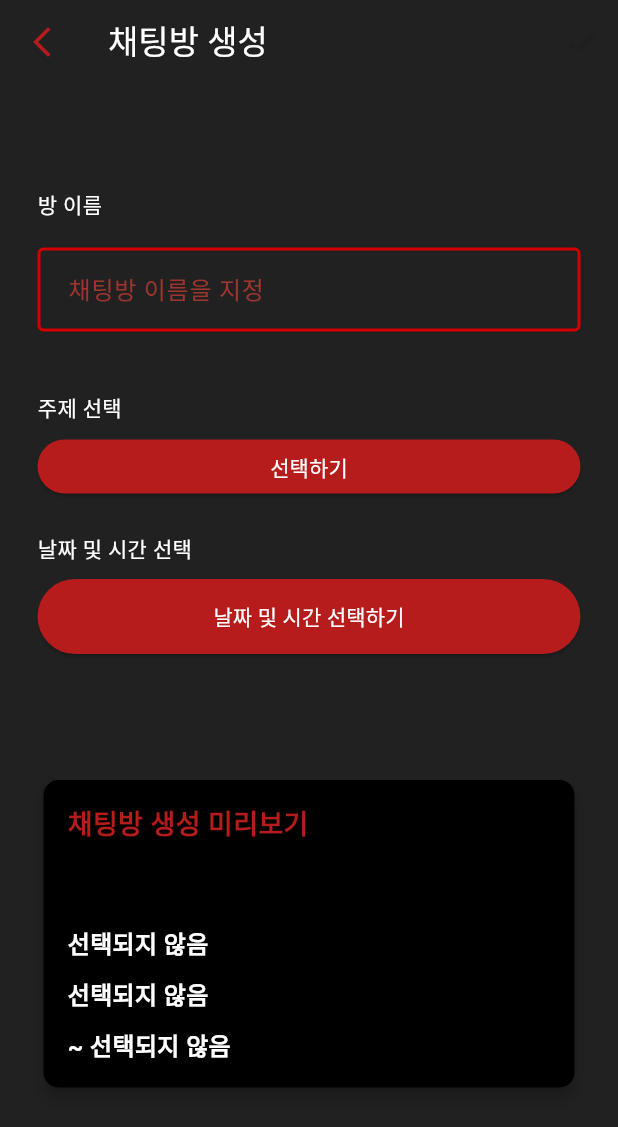
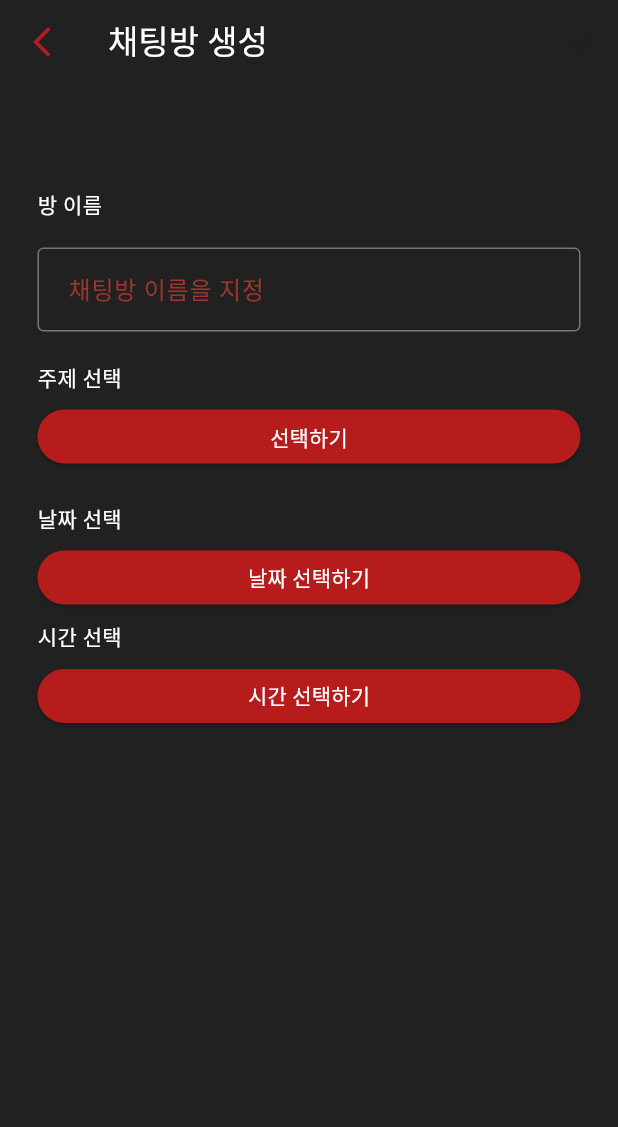
Before and after one commit to gho94/kirbyPort, a Flutter app: the CreateRoomScreen screen opened by its route, on a phone screen of 412 x 824 dp. Shown: the top 1127 px of the screen. Run offline on Flutter 3.47's test engine with Material 3 defaults, Android fonts, the phone set to English and light mode, and no system bars; our stand-ins replace device_info_plus, flutter_local_notifications, go_router, permission_handler, socket_io_client, sqflite and 1 more; accounts and stored records are empty.

Commit message:
충돌 파일 수정

```diff
--- a/kirby_port_app/lib/screen/create_room_screen.dart
+++ b/kirby_port_app/lib/screen/create_room_screen.dart
@@ -16,21 +16,27 @@ class CreateRoomScreen extends StatefulWidget {
 class _CreateRoomScreenState extends State<CreateRoomScreen> {
   final _textEditingController = TextEditingController();
   Topic? _selectedTopic;
-  DateTime? _selectedDateTime;
+  DateTime? _selectedDate;
+  TimeOfDay? _selectedTime;
 
   bool _isActionEnabled = false;
 
   void _addRoom() {
-    final createdAtLocalDT = DateTime.now();
-    final startDateTime = _selectedDateTime!;
+    DateTime selectedDateTime = DateTime(
+      _selectedDate!.year,
+      _selectedDate!.month,
+      _selectedDate!.day,
+      _selectedTime!.hour,
+      _selectedTime!.minute,
+    );
 
     Room room = Room(
       name: _textEditingController.text,
-      startTime: DateFormat('yyyy-MM-dd HH:mm:ss').format(startDateTime),
-      endTime: DateFormat('yyyy-MM-dd HH:mm:ss').format(startDateTime.add(const Duration(hours: 1))),
+      startTime: DateFormat('yyyy-MM-dd HH:mm:ss').format(selectedDateTime),
+      endTime: DateFormat('yyyy-MM-dd HH:mm:ss').format(selectedDateTime.add(const Duration(hours: 1))),
       topicId: _selectedTopic?.id ?? 1,
       playerId: 1,
-      createdAt: DateFormat('yyyy-MM-dd HH:mm:ss').format(createdAtLocalDT),
+      createdAt: DateTime.now().toString(),
       reserveYn: "N",
     );
 
@@ -42,7 +48,7 @@ class _CreateRoomScreenState extends State<CreateRoomScreen> {
 
   void validActionEnable() {
     setState(() {
-      _isActionEnabled = _textEditingController.text.isNotEmpty && _selectedTopic != null && _selectedDateTime != null;
+      _isActionEnabled = _textEditingController.text.isNotEmpty && _selectedTopic != null && _selectedDate != null && _selectedTime != null;
     });
   }
 
@@ -71,8 +77,7 @@ class _CreateRoomScreenState extends State<CreateRoomScreen> {
           )
         ],
       ),
-      body: SingleChildScrollView(
-        child: Padding(
+      body: Padding(
         padding: const EdgeInsets.symmetric(vertical: 70, horizontal: 25),
         child: Column(
           crossAxisAlignment: CrossAxisAlignment.start,
@@ -85,31 +90,13 @@ class _CreateRoomScreenState extends State<CreateRoomScreen> {
             TextField(
               controller: _textEditingController,
               decoration: InputDecoration(
+                border: const OutlineInputBorder(),
                 labelText: ' 채팅방 이름을 지정',
                 labelStyle: TextStyle(color: Colors.red.withOpacity(0.6)),
-                    border: const OutlineInputBorder(
-                      borderSide: BorderSide(), //기본설정
               ),
-                    enabledBorder: const OutlineInputBorder(
-                      //포커스가 없는 상태의 테두리
-                      borderSide: BorderSide(
-                        color: Color.fromARGB(255, 214, 0, 0),
-                        width: 2,
+              onChanged: (value) => validActionEnable(),
             ),
-                    ),
-                    focusedBorder: const OutlineInputBorder(
-                      //포커스된 상태의 테두리
-                      borderSide: BorderSide(
-                        color: Color.fromARGB(255, 214, 0, 0),
-                        width: 2,
-                      ),
-                    ),
-                    filled: true,
-                    fillColor: Colors.grey[900]),
-                onChanged: (value) => validActionEnable(),
-                cursorColor: Colors.white,
-              ),
-              const SizedBox(height: 40),
+            const SizedBox(height: 20),
             const Text("주제 선택",
                 style: TextStyle(
                   color: Colors.white,
@@ -129,23 +116,46 @@ class _CreateRoomScreenState extends State<CreateRoomScreen> {
               ),
             ),
             const SizedBox(height: 20),
-              const Text("날짜 및 시간 선택", style: TextStyle(color: Colors.white)),
-              const SizedBox(height: 10),
+            const Text(
+              "날짜 선택",
+              style: TextStyle(
+                color: Colors.white,
+              ),
+            ),
+            const SizedBox(height: 5),
             ElevatedButton(
-                onPressed: _selectDateTime,
+              onPressed: _selectDate,
               style: ElevatedButton.styleFrom(
-                  minimumSize: const Size(double.infinity, 50),
+                minimumSize: const Size(double.infinity, 36),
+                backgroundColor: Colors.red[900],
+              ),
+              child: Text(_selectedDate != null ? DateFormat('yyyy-MM-dd').format(_selectedDate!) : "날짜 선택하기",
+                  style: const TextStyle(
+                    color: Colors.white,
+                  )),
+            ),
+            const SizedBox(height: 5),
+            const Text(
+              "시간 선택",
+              style: TextStyle(
+                color: Colors.white,
+              ),
+            ),
+            const SizedBox(height: 5),
+            ElevatedButton(
+              onPressed: _selectTime,
+              style: ElevatedButton.styleFrom(
+                minimumSize: const Size(double.infinity, 36),
                 backgroundColor: Colors.red[900],
               ),
               child: Text(
-                  _selectedDateTime != null ? getFormattedDateTime(_selectedDateTime!) : "날짜 및 시간 선택하기",
-                  style: const TextStyle(color: Colors.white),
+                _selectedTime != null ? getFormattedTime(_selectedTime!) : "시간 선택하기",
+                style: const TextStyle(
+                  color: Colors.white,
                 ),
               ),
-              const SizedBox(height: 80),
-              _buildPreviewCard(),
+            ),
           ],
-          ),
         ),
       ),
     );
@@ -186,98 +196,38 @@ class _CreateRoomScreenState extends State<CreateRoomScreen> {
     );
   }
 
-  Future<void> _selectDateTime() async {
+  Future<void> _selectDate() async {
     final selectedDate = await showDatePicker(
       context: context,
-      initialDate: _selectedDateTime ?? DateTime.now(),
-      firstDate: DateTime(2000),
+      initialDate: DateTime.now(),
+      firstDate: DateTime(1900),
       lastDate: DateTime(2100),
     );
 
-    if (!mounted) return;
-    final selectedTime = await showTimePicker(
-      context: context,
-      initialTime: TimeOfDay.fromDateTime(_selectedDateTime ?? DateTime.now()),
-    );
-
+    if (selectedDate != null && selectedDate != _selectedDate) {
       setState(() {
-      _selectedDateTime = DateTime(
-        selectedDate!.year,
-        selectedDate.month,
-        selectedDate.day,
-        selectedTime!.hour,
-        selectedTime.minute,
-      );
+        _selectedDate = selectedDate;
         validActionEnable();
       });
     }
-
-  String getFormattedDateTime(DateTime dateTime) {
-    return DateFormat('yyyy-MM-dd HH:mm').format(dateTime);
   }
 
-  Widget _buildPreviewCard() {
-    return Card(
-      color: Colors.black,
-      elevation: 4.0,
-      shape: RoundedRectangleBorder(
-        borderRadius: BorderRadius.circular(10),
-      ),
-      child: Padding(
-        padding: const EdgeInsets.all(16.0),
-        child: Column(
-          crossAxisAlignment: CrossAxisAlignment.start,
-          children: [
-            Text(
-              '채팅방 생성 미리보기',
-              style: TextStyle(
-                fontSize: 18,
-                fontWeight: FontWeight.bold,
-                color: Colors.red[900],
-              ),
-            ),
-            const SizedBox(height: 10),
-            Text(
-              _textEditingController.text,
-              style: const TextStyle(
-                fontSize: 24,
-                fontWeight: FontWeight.bold,
-                color: Colors.white,
-              ),
-            ),
-            const SizedBox(height: 10),
-            _buildPreviewRow(_selectedTopic?.name ?? "선택되지 않음"),
-            const SizedBox(height: 10),
-            _buildPreviewRow(_selectedDateTime != null ? getFormattedDateTime(_selectedDateTime!) : "선택되지 않음"),
-            const SizedBox(height: 10),
-            _buildPreviewRow("~ ${_getEndTimeFormatted() ?? "선택되지 않음"}")
-          ],
-        ),
-      ),
+  Future<void> _selectTime() async {
+    final selectedTime = await showTimePicker(
+      context: context,
+      initialTime: _selectedTime ?? TimeOfDay.now(),
     );
+
+    if (selectedTime != null && selectedTime != _selectedTime) {
+      setState(() {
+        _selectedTime = selectedTime;
+        validActionEnable();
+      });
+    }
   }
 
-  Widget _buildPreviewRow(String value) {
-    return Row(
-      mainAxisAlignment: MainAxisAlignment.spaceBetween,
-      children: [
-        Text(
-          value,
-          style: const TextStyle(
-            fontSize: 16,
-            fontWeight: FontWeight.bold,
-            color: Colors.white,
-          ),
-        ),
-      ],
-    );
-  }
-
-  String? _getEndTimeFormatted() {
-    if (_selectedDateTime != null) {
-      DateTime endTime = _selectedDateTime!.add(const Duration(hours: 1));
-      return getFormattedDateTime(endTime);
-    }
-    return null;
+  String getFormattedTime(TimeOfDay timeOfDay) {
+    final DateTime dateTime = DateTime(2024, 1, 1, timeOfDay.hour, timeOfDay.minute);
+    return DateFormat('HH:mm').format(dateTime);
   }
 }
```
Lines whose indentation alone changed are shown as unchanged.
